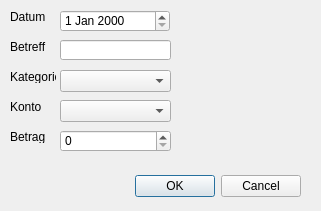
marcuskraft/DimeDiaryJavaFx, file View/src/main/resources/design/ui/transactiondialog.ui: the form before one commit.
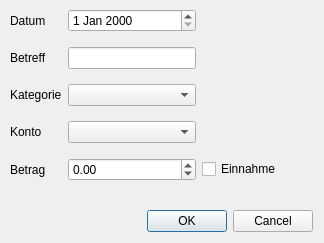
The form after the commit.

The edit to the form file:
```diff
--- a/View/src/main/resources/design/ui/transactiondialog.ui
+++ b/View/src/main/resources/design/ui/transactiondialog.ui
@@ -6,20 +6,96 @@
    <rect>
     <x>0</x>
     <y>0</y>
-    <width>321</width>
-    <height>211</height>
+    <width>324</width>
+    <height>243</height>
    </rect>
   </property>
   <property name="windowTitle">
    <string>Transaktion erstellen / bearbeiten</string>
   </property>
+  <widget class="QWidget" name="gridLayoutWidget">
+   <property name="geometry">
+    <rect>
+     <x>10</x>
+     <y>0</y>
+     <width>271</width>
+     <height>191</height>
+    </rect>
+   </property>
+   <layout class="QGridLayout" name="gridLayout">
+    <item row="4" column="2">
+     <widget class="QDoubleSpinBox" name="doubleSpinBoxAmount">
+      <property name="minimum">
+       <double>-999999999.000000000000000</double>
+      </property>
+      <property name="maximum">
+       <double>999999999.000000000000000</double>
+      </property>
+     </widget>
+    </item>
+    <item row="2" column="1">
+     <widget class="QLabel" name="label_3">
+      <property name="text">
+       <string>Kategorie</string>
+      </property>
+     </widget>
+    </item>
+    <item row="0" column="2">
+     <widget class="QDateEdit" name="dateEdit"/>
+    </item>
+    <item row="1" column="1">
+     <widget class="QLabel" name="label_2">
+      <property name="text">
+       <string>Betreff</string>
+      </property>
+     </widget>
+    </item>
+    <item row="0" column="1">
+     <widget class="QLabel" name="label">
+      <property name="text">
+       <string>Datum</string>
+      </property>
+     </widget>
+    </item>
+    <item row="1" column="2">
+     <widget class="QLineEdit" name="subjectEdit"/>
+    </item>
+    <item row="3" column="2">
+     <widget class="QComboBox" name="comboBoxAccount"/>
+    </item>
+    <item row="3" column="1">
+     <widget class="QLabel" name="label_4">
+      <property name="text">
+       <string>Konto</string>
+      </property>
+     </widget>
+    </item>
+    <item row="4" column="1">
+     <widget class="QLabel" name="label_5">
+      <property name="text">
+       <string>Betrag</string>
+      </property>
+     </widget>
+    </item>
+    <item row="2" column="2">
+     <widget class="QComboBox" name="comboBoxCategory"/>
+    </item>
+    <item row="4" column="3">
+     <widget class="QCheckBox" name="checkBoxIncome">
+      <property name="text">
+       <string>Einnahme</string>
+      </property>
+     </widget>
+    </item>
+   </layout>
+  </widget>
   <widget class="QDialogButtonBox" name="buttonBox">
    <property name="geometry">
     <rect>
-     <x>-40</x>
-     <y>170</y>
-     <width>341</width>
-     <height>32</height>
+     <x>80</x>
+     <y>210</y>
+     <width>233</width>
+     <height>23</height>
     </rect>
    </property>
    <property name="orientation">
@@ -29,121 +105,6 @@
     <set>QDialogButtonBox::Cancel|QDialogButtonBox::Ok</set>
    </property>
   </widget>
-  <widget class="QLabel" name="label">
-   <property name="geometry">
-    <rect>
-     <x>10</x>
-     <y>10</y>
-     <width>46</width>
-     <height>13</height>
-    </rect>
-   </property>
-   <property name="text">
-    <string>Datum</string>
-   </property>
-  </widget>
-  <widget class="QLabel" name="label_2">
-   <property name="geometry">
-    <rect>
-     <x>10</x>
-     <y>40</y>
-     <width>46</width>
-     <height>13</height>
-    </rect>
-   </property>
-   <property name="text">
-    <string>Betreff</string>
-   </property>
-  </widget>
-  <widget class="QLabel" name="label_3">
-   <property name="geometry">
-    <rect>
-     <x>10</x>
-     <y>70</y>
-     <width>46</width>
-     <height>13</height>
-    </rect>
-   </property>
-   <property name="text">
-    <string>Kategorie</string>
-   </property>
-  </widget>
-  <widget class="QLabel" name="label_4">
-   <property name="geometry">
-    <rect>
-     <x>10</x>
-     <y>100</y>
-     <width>46</width>
-     <height>13</height>
-    </rect>
-   </property>
-   <property name="text">
-    <string>Konto</string>
-   </property>
-  </widget>
-  <widget class="QDateEdit" name="dateEdit">
-   <property name="geometry">
-    <rect>
-     <x>60</x>
-     <y>10</y>
-     <width>110</width>
-     <height>22</height>
-    </rect>
-   </property>
-  </widget>
-  <widget class="QLineEdit" name="lineEdit">
-   <property name="geometry">
-    <rect>
-     <x>60</x>
-     <y>40</y>
-     <width>111</width>
-     <height>20</height>
-    </rect>
-   </property>
-  </widget>
-  <widget class="QComboBox" name="comboBox">
-   <property name="geometry">
-    <rect>
-     <x>60</x>
-     <y>70</y>
-     <width>111</width>
-     <height>22</height>
-    </rect>
-   </property>
-  </widget>
-  <widget class="QComboBox" name="comboBox_2">
-   <property name="geometry">
-    <rect>
-     <x>60</x>
-     <y>100</y>
-     <width>111</width>
-     <height>22</height>
-    </rect>
-   </property>
-  </widget>
-  <widget class="QSpinBox" name="spinBox">
-   <property name="geometry">
-    <rect>
-     <x>60</x>
-     <y>130</y>
-     <width>111</width>
-     <height>22</height>
-    </rect>
-   </property>
-  </widget>
-  <widget class="QLabel" name="label_5">
-   <property name="geometry">
-    <rect>
-     <x>10</x>
-     <y>130</y>
-     <width>46</width>
-     <height>13</height>
-    </rect>
-   </property>
-   <property name="text">
-    <string>Betrag</string>
-   </property>
-  </widget>
  </widget>
  <resources/>
  <connections>
```
Left out of the diff: 2 changed lines with no effect on the pictures.
